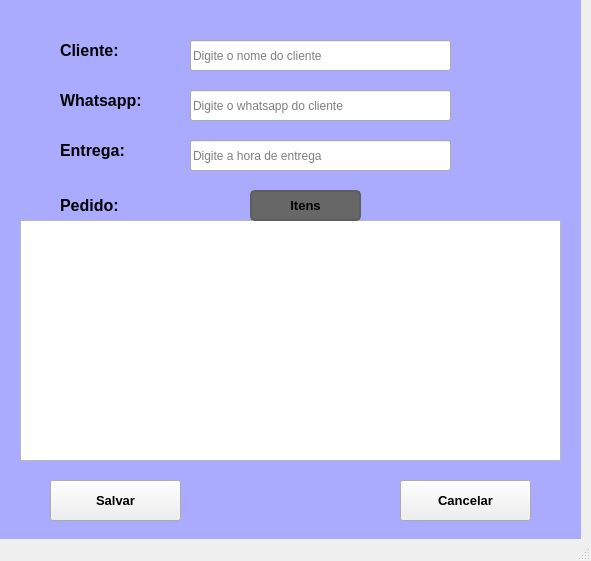
First picture: the form in pyQt/ProjetoFinal/guis/novopedido.ui, repository fabiolealsc/estudandoPython, before the edit.
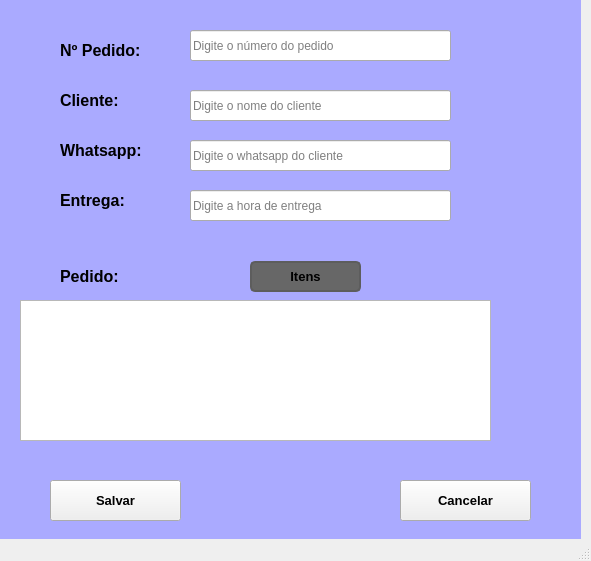
Second picture: the form after the edit. Icons and pictures are not drawn.

Commit message: Add Função

Patch:
```diff
--- a/pyQt/ProjetoFinal/guis/novopedido.ui
+++ b/pyQt/ProjetoFinal/guis/novopedido.ui
@@ -18,7 +18,7 @@
     <property name="geometry">
      <rect>
       <x>60</x>
-      <y>80</y>
+      <y>130</y>
       <width>101</width>
       <height>41</height>
      </rect>
@@ -39,7 +39,7 @@
     <property name="geometry">
      <rect>
       <x>60</x>
-      <y>130</y>
+      <y>180</y>
       <width>101</width>
       <height>41</height>
      </rect>
@@ -60,9 +60,9 @@
     <property name="geometry">
      <rect>
       <x>20</x>
-      <y>220</y>
-      <width>541</width>
-      <height>241</height>
+      <y>300</y>
+      <width>471</width>
+      <height>141</height>
      </rect>
     </property>
    </widget>
@@ -86,7 +86,7 @@
     <property name="geometry">
      <rect>
       <x>60</x>
-      <y>190</y>
+      <y>261</y>
       <width>131</width>
       <height>31</height>
      </rect>
@@ -107,7 +107,7 @@
     <property name="geometry">
      <rect>
       <x>60</x>
-      <y>30</y>
+      <y>80</y>
       <width>101</width>
       <height>41</height>
      </rect>
@@ -128,7 +128,7 @@
     <property name="geometry">
      <rect>
       <x>190</x>
-      <y>40</y>
+      <y>90</y>
       <width>261</width>
       <height>31</height>
      </rect>
@@ -141,7 +141,7 @@
     <property name="geometry">
      <rect>
       <x>190</x>
-      <y>90</y>
+      <y>140</y>
       <width>261</width>
       <height>31</height>
      </rect>
@@ -154,7 +154,7 @@
     <property name="geometry">
      <rect>
       <x>190</x>
-      <y>140</y>
+      <y>190</y>
       <width>261</width>
       <height>31</height>
      </rect>
@@ -167,7 +167,7 @@
     <property name="geometry">
      <rect>
       <x>250</x>
-      <y>190</y>
+      <y>261</y>
       <width>111</width>
       <height>31</height>
      </rect>
@@ -255,7 +255,7 @@
     <property name="geometry">
      <rect>
       <x>30</x>
-      <y>40</y>
+      <y>90</y>
       <width>21</width>
       <height>21</height>
      </rect>
@@ -271,7 +271,7 @@
     <property name="geometry">
      <rect>
       <x>30</x>
-      <y>80</y>
+      <y>130</y>
       <width>31</width>
       <height>41</height>
      </rect>
@@ -287,7 +287,7 @@
     <property name="geometry">
      <rect>
       <x>30</x>
-      <y>130</y>
+      <y>180</y>
       <width>31</width>
       <height>41</height>
      </rect>
@@ -303,7 +303,57 @@
     <property name="geometry">
      <rect>
       <x>30</x>
-      <y>189</y>
+      <y>260</y>
+      <width>31</width>
+      <height>31</height>
+     </rect>
+    </property>
+    <property name="styleSheet">
+     <string notr="true">image: url(:/imgs/014-cardapio.png);</string>
+    </property>
+    <property name="text">
+     <string/>
+    </property>
+   </widget>
+   <widget class="QLabel" name="label_10">
+    <property name="geometry">
+     <rect>
+      <x>60</x>
+      <y>30</y>
+      <width>101</width>
+      <height>41</height>
+     </rect>
+    </property>
+    <property name="font">
+     <font>
+      <family>Arial</family>
+      <pointsize>12</pointsize>
+      <weight>75</weight>
+      <bold>true</bold>
+     </font>
+    </property>
+    <property name="text">
+     <string>Nº Pedido:</string>
+    </property>
+   </widget>
+   <widget class="QLineEdit" name="lineEdit_4">
+    <property name="geometry">
+     <rect>
+      <x>190</x>
+      <y>30</y>
+      <width>261</width>
+      <height>31</height>
+     </rect>
+    </property>
+    <property name="placeholderText">
+     <string>Digite o número do pedido</string>
+    </property>
+   </widget>
+   <widget class="QLabel" name="label_11">
+    <property name="geometry">
+     <rect>
+      <x>30</x>
+      <y>30</y>
       <width>31</width>
       <height>31</height>
      </rect>
@@ -331,6 +381,9 @@
    <zorder>label_7</zorder>
    <zorder>label_8</zorder>
    <zorder>label_9</zorder>
+   <zorder>label_10</zorder>
+   <zorder>lineEdit_4</zorder>
+   <zorder>label_11</zorder>
   </widget>
   <widget class="QMenuBar" name="menubar">
    <property name="geometry">
```
The commit also changes 2 other files.
